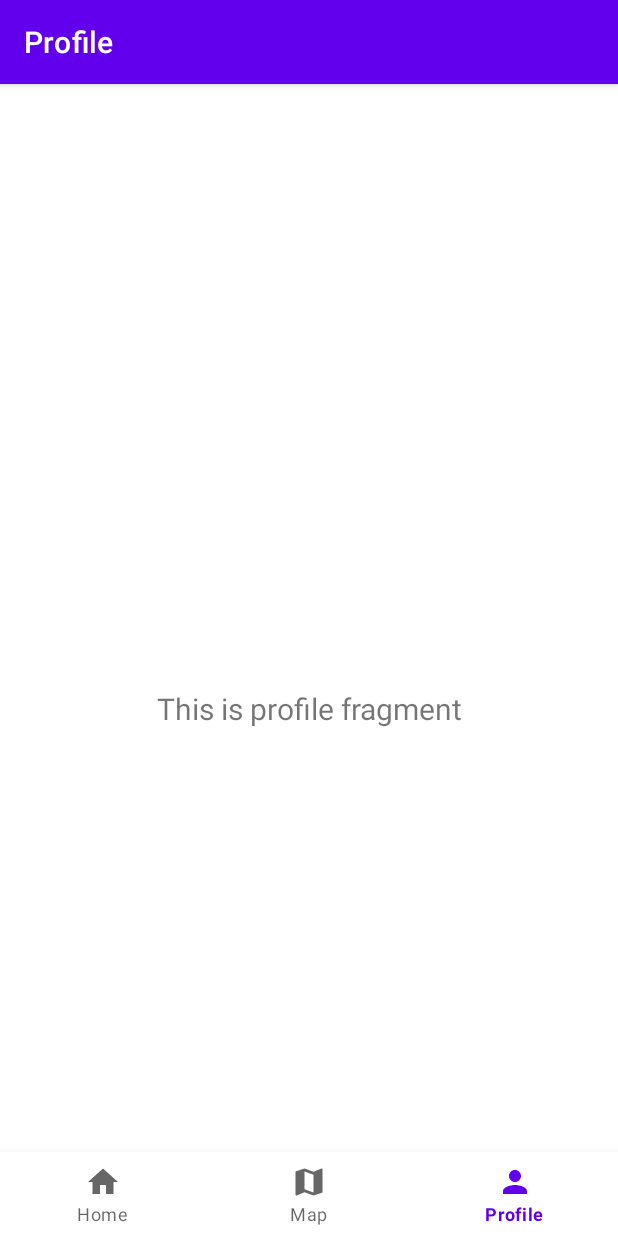
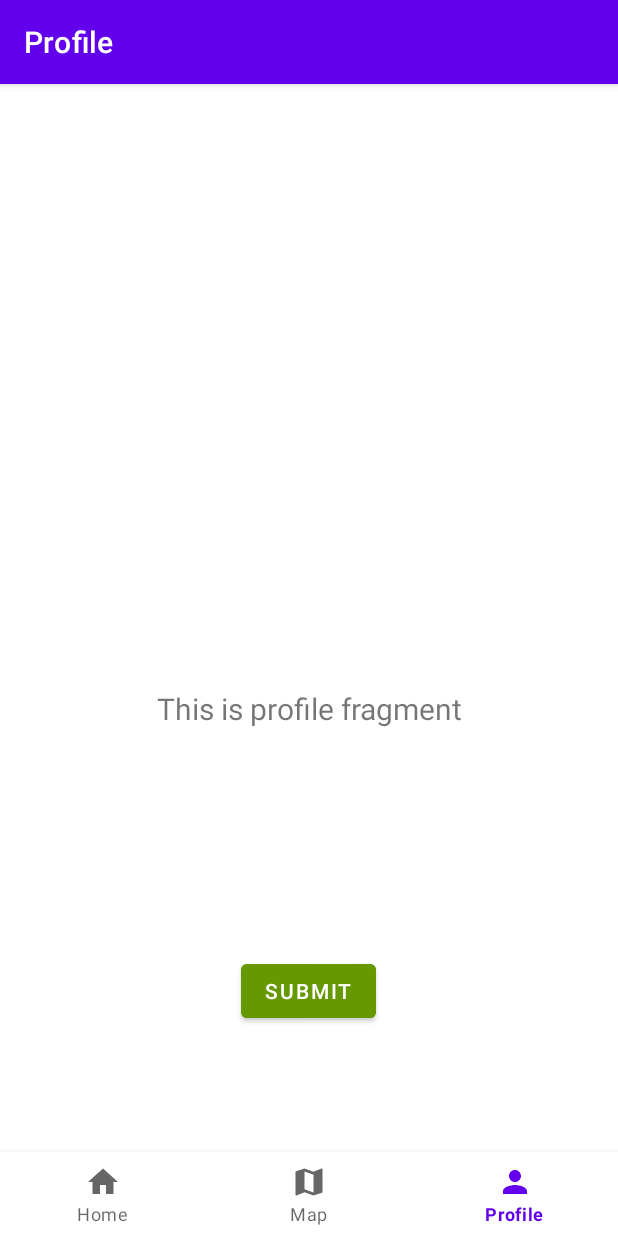
Before and after one commit to Wessel1403/Sustainabox1, an Android app: the ProfileFragment screen opened through its navigation route, on a phone screen of 412 x 824 dp. Run offline under Robolectric (Android 15) with nearby library versions, the phone set to English and light mode, and no system bars; our stand-ins replace navigation-ui; libraries missing offline, so code that uses them is left out: com.journeyapps.barcodescanner.

Commit message:
Small start on profile.

```diff
--- a/app/src/main/java/com/example/sustainabox/MainActivity.java
+++ b/app/src/main/java/com/example/sustainabox/MainActivity.java
@@ -26,6 +26,7 @@ public class MainActivity extends AppCompatActivity {
 
     private ActivityMainBinding binding;
     private Button btnScan;
+    private Button btnSubmit;
 
     @Override
     protected void onCreate(Bundle savedInstanceState) {
--- a/app/src/main/res/layout/fragment_profile.xml
+++ b/app/src/main/res/layout/fragment_profile.xml
@@ -4,7 +4,7 @@
     xmlns:tools="http://schemas.android.com/tools"
     android:layout_width="match_parent"
     android:layout_height="match_parent"
-    tools:context=".ui.map.ProfileFragment">
+    tools:context=".ui.profile.ProfileFragment">
 
     <TextView
         android:id="@+id/text_profile"
@@ -19,4 +19,19 @@
         app:layout_constraintEnd_toEndOf="parent"
         app:layout_constraintStart_toStartOf="parent"
         app:layout_constraintTop_toTopOf="parent" />
+
+    <Button
+        android:id="@+id/btnSubmit"
+        android:layout_width="wrap_content"
+        android:layout_height="wrap_content"
+        android:backgroundTint="@android:color/holo_green_dark"
+        android:textColor="@android:color/white"
+        android:text="Submit"
+        app:layout_constraintBottom_toBottomOf="parent"
+        app:layout_constraintEnd_toEndOf="parent"
+        app:layout_constraintHorizontal_bias="0.498"
+        app:layout_constraintStart_toStartOf="parent"
+        app:layout_constraintTop_toTopOf="parent"
+        app:layout_constraintVertical_bias="0.79" />
+
 </androidx.constraintlayout.widget.ConstraintLayout>
```
